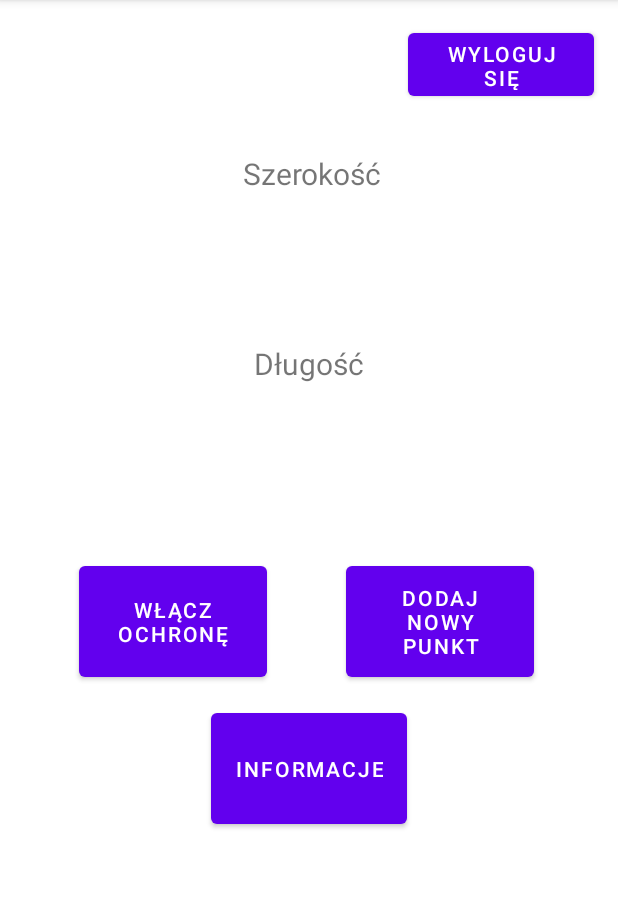
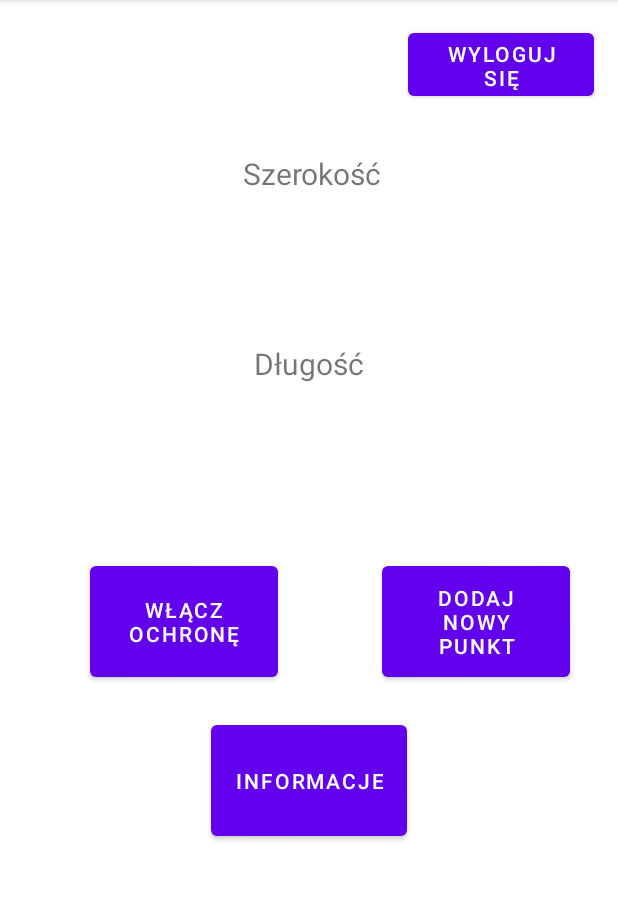
Before and after one commit to mateusz7241/SafeLines, an Android app: the FullVersionActivity screen opened directly, with no data from a screen before it, on a phone screen of 412 x 824 dp, the part 84-984 px from its top. Run offline under Robolectric (Android 15) with nearby library versions, the phone set to English and light mode, and no system bars; our stand-ins replace Firebase (no records; nobody signed in at launch, a user with empty details on screens opened directly).

Commit message:
Małe poprawki cz.1

```diff
--- a/app/src/main/res/layout/activity_full_version.xml
+++ b/app/src/main/res/layout/activity_full_version.xml
@@ -11,19 +11,24 @@
         android:layout_width="125dp"
         android:layout_height="86dp"
         android:layout_marginTop="36dp"
-        android:layout_marginEnd="56dp"
+        android:layout_marginEnd="32dp"
         android:text="@string/addNewMarker"
+        app:layout_constraintBottom_toTopOf="@+id/infoButton"
         app:layout_constraintEnd_toEndOf="parent"
-        app:layout_constraintTop_toBottomOf="@+id/longitude2" />
+        app:layout_constraintTop_toBottomOf="@+id/longitude2"
+        app:layout_constraintVertical_bias="0.0" />
 
     <Button
         android:id="@+id/onSecureButton"
         android:layout_width="125dp"
         android:layout_height="86dp"
+        android:layout_marginStart="-10dp"
         android:layout_marginTop="36dp"
         android:text="@string/onSecurity"
         android:textAlignment="center"
+        app:layout_constraintBottom_toTopOf="@+id/infoButton"
         app:layout_constraintEnd_toStartOf="@+id/pointButton"
+        app:layout_constraintHorizontal_bias="0.5"
         app:layout_constraintStart_toStartOf="parent"
         app:layout_constraintTop_toBottomOf="@+id/longitude2" />
 
@@ -106,7 +111,7 @@
         android:id="@+id/infoButton"
         android:layout_width="wrap_content"
         android:layout_height="86dp"
-        android:layout_marginTop="12dp"
+        android:layout_marginTop="20dp"
         android:text="@string/information"
         android:textAlignment="center"
         app:layout_constraintEnd_toEndOf="parent"
```
